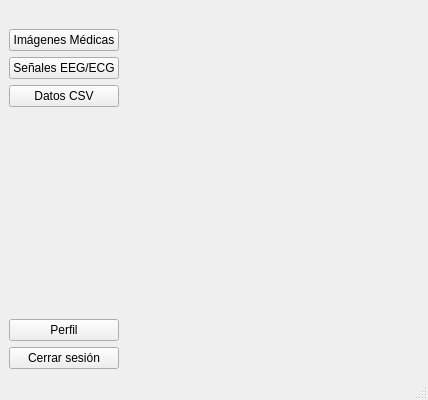
Before: the Qt Designer form proyecto final/ui/main_app_window.ui in BUDAI06/proyecto-final-info-2-, drawn with Qt 5.
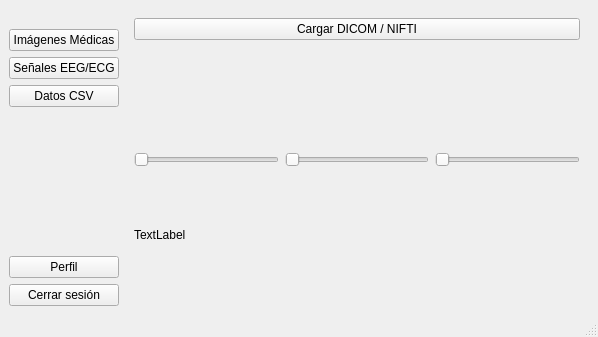
After: the same form once the commit is applied. The open tabs and pages were chosen to show the change. Icons and pictures are not drawn.

Commit message: Creacion de la pagina imagenes y su ui, metodos para cargar imagenes, sliders para navegarlas, extraccion de metadatos y cosas varias

```diff
--- a/proyecto final/ui/main_app_window.ui
+++ b/proyecto final/ui/main_app_window.ui
@@ -6,8 +6,8 @@
    <rect>
     <x>0</x>
     <y>0</y>
-    <width>386</width>
-    <height>400</height>
+    <width>598</width>
+    <height>337</height>
    </rect>
   </property>
   <property name="windowTitle">
@@ -20,7 +20,7 @@
   </property>
   <widget class="QWidget" name="centralwidget">
    <property name="autoFillBackground">
-    <bool>true</bool>
+    <bool>false</bool>
    </property>
    <property name="styleSheet">
     <string notr="true">#centralwidget {
@@ -29,7 +29,7 @@
    </property>
    <layout class="QHBoxLayout" name="horizontalLayout_3">
     <item>
-     <layout class="QVBoxLayout" name="verticalLayout_2">
+     <layout class="QVBoxLayout" name="column_izq_botones">
       <item>
        <layout class="QHBoxLayout" name="logo">
         <item>
@@ -111,6 +111,9 @@
      <layout class="QVBoxLayout" name="columna_der_dinamica">
       <item>
        <widget class="QStackedWidget" name="stacked_contenido">
+        <property name="enabled">
+         <bool>true</bool>
+        </property>
         <property name="currentIndex">
          <number>0</number>
         </property>
@@ -122,7 +125,124 @@
           </size>
          </property>
         </widget>
-        <widget class="QWidget" name="page_imagenes"/>
+        <widget class="QWidget" name="page_imagenes">
+         <layout class="QHBoxLayout" name="horizontalLayout">
+          <item>
+           <layout class="QVBoxLayout" name="verticalLayout">
+            <item>
+             <widget class="QPushButton" name="btn_cargar_imagen">
+              <property name="text">
+               <string>Cargar DICOM / NIFTI</string>
+              </property>
+             </widget>
+            </item>
+            <item>
+             <layout class="QHBoxLayout" name="area_imagenes">
+              <item>
+               <widget class="QLabel" name="lbl_axial">
+                <property name="minimumSize">
+                 <size>
+                  <width>10</width>
+                  <height>10</height>
+                 </size>
+                </property>
+                <property name="maximumSize">
+                 <size>
+                  <width>100</width>
+                  <height>100</height>
+                 </size>
+                </property>
+                <property name="text">
+                 <string/>
+                </property>
+               </widget>
+              </item>
+              <item>
+               <widget class="QLabel" name="lbl_coronal">
+                <property name="minimumSize">
+                 <size>
+                  <width>10</width>
+                  <height>10</height>
+                 </size>
+                </property>
+                <property name="maximumSize">
+                 <size>
+                  <width>100</width>
+                  <height>100</height>
+                 </size>
+                </property>
+                <property name="text">
+                 <string/>
+                </property>
+               </widget>
+              </item>
+              <item>
+               <widget class="QLabel" name="lbl_sagital">
+                <property name="minimumSize">
+                 <size>
+                  <width>10</width>
+                  <height>10</height>
+                 </size>
+                </property>
+                <property name="maximumSize">
+                 <size>
+                  <width>100</width>
+                  <height>100</height>
+                 </size>
+                </property>
+                <property name="text">
+                 <string/>
+                </property>
+               </widget>
+              </item>
+             </layout>
+            </item>
+            <item>
+             <layout class="QHBoxLayout" name="sliders">
+              <item>
+               <widget class="QSlider" name="sld_axial">
+                <property name="orientation">
+                 <enum>Qt::Horizontal</enum>
+                </property>
+               </widget>
+              </item>
+              <item>
+               <widget class="QSlider" name="sld_coronal">
+                <property name="orientation">
+                 <enum>Qt::Horizontal</enum>
+                </property>
+               </widget>
+              </item>
+              <item>
+               <widget class="QSlider" name="sld_sagital">
+                <property name="orientation">
+                 <enum>Qt::Horizontal</enum>
+                </property>
+               </widget>
+              </item>
+             </layout>
+            </item>
+            <item>
+             <layout class="QVBoxLayout" name="verticalLayout_2">
+              <item>
+               <widget class="QLabel" name="label">
+                <property name="toolTipDuration">
+                 <number>0</number>
+                </property>
+                <property name="text">
+                 <string>TextLabel</string>
+                </property>
+                <property name="wordWrap">
+                 <bool>true</bool>
+                </property>
+               </widget>
+              </item>
+             </layout>
+            </item>
+           </layout>
+          </item>
+         </layout>
+        </widget>
         <widget class="QWidget" name="page_senales"/>
         <widget class="QWidget" name="tabular"/>
         <widget class="QWidget" name="perfil"/>
```
Left out of the diff: 4 changed lines with no effect on the pictures. The commit also changes 12 other files.
